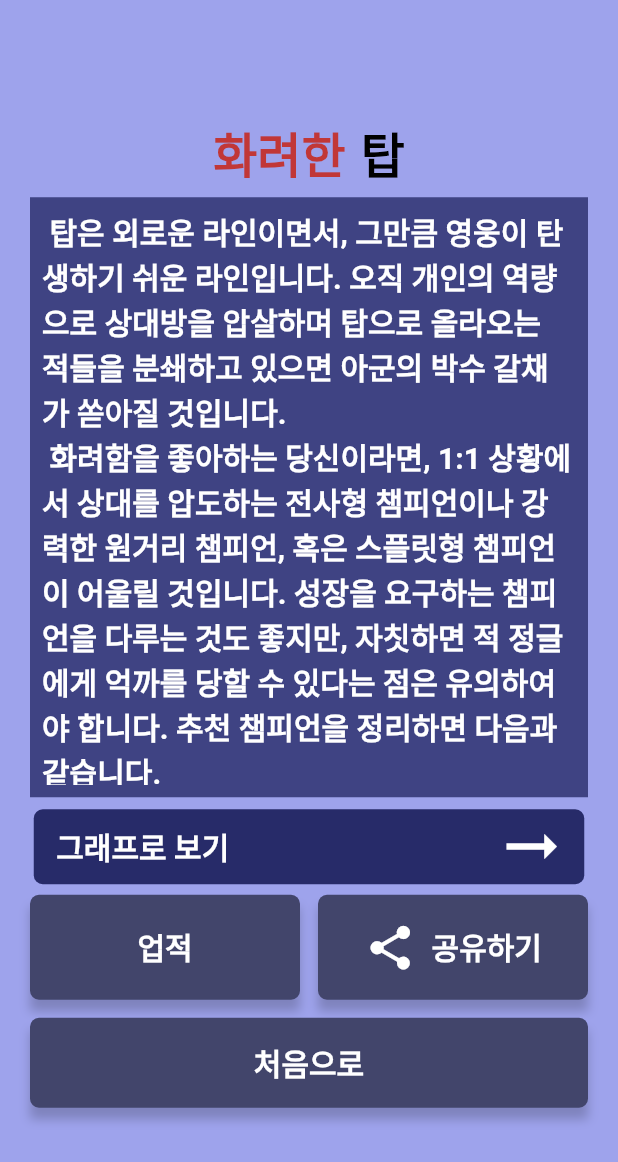
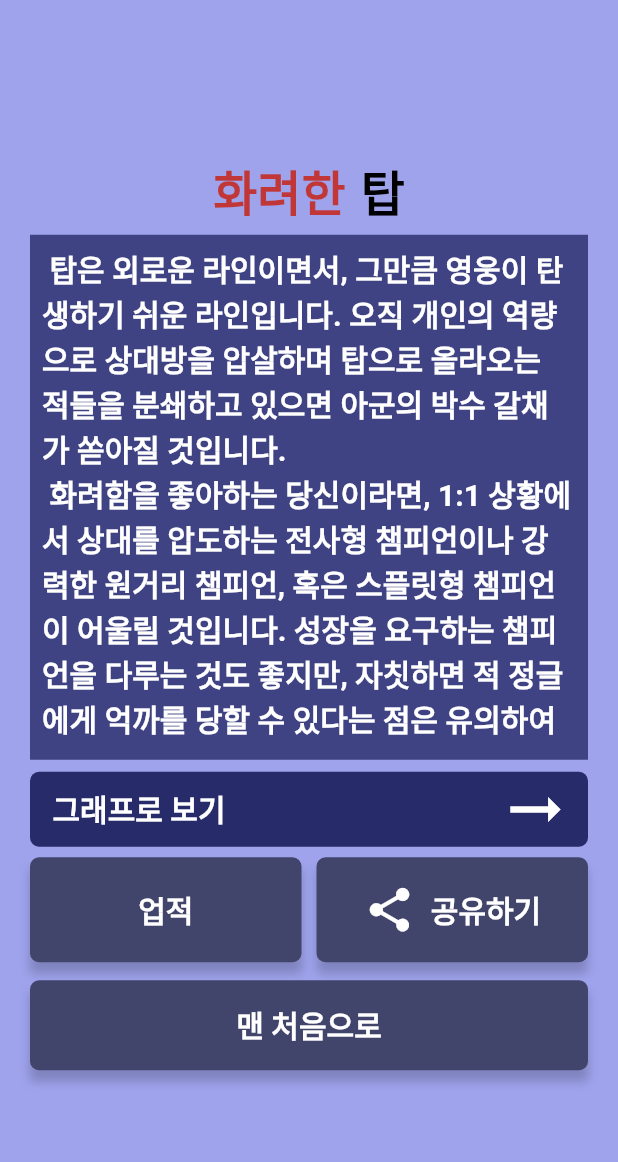
Before and after one commit to gns0170/flutter_app_7, a Flutter app: the ResultContext screen opened directly with sample values from the repository, after a tap on "업적", on a phone screen of 412 x 824 dp. Shown: the top 1162 px of the screen. Run offline on Flutter 3.47's test engine with Material 2 defaults, Android fonts, the phone set to English and light mode, and no system bars; our stand-ins replace charts_flutter, google_mobile_ads, share_plus, shared_preferences; accounts and stored records are empty; network calls fail.

Commit message:
5/4, result layout

```diff
--- a/lib/screens/result/result_context.dart
+++ b/lib/screens/result/result_context.dart
@@ -29,7 +29,7 @@ class _ResultContextState extends State<ResultContext> {
         body: centerColumn([
       shownResultTitle,
       const SizedBox(height: 6),
-      views(shownResultText, context, 400),
+      views(shownResultText, context, 350),
       const SizedBox(height: 8),
       DarkerButton(
           text: '그래프로 보기',
@@ -47,6 +47,7 @@ dynamic shareResult() {
   return Share.share("example\nhttps://example.com");
 }
 
+//버튼 모음
 Widget buttons(context) {
   return Column(
     children: [
@@ -60,13 +61,13 @@ Widget buttons(context) {
               onPressed: () {
                 Navigator.pushNamed(context, '/achievement');
               },
-              width: 180,
+              width: (MediaQuery.of(context).size.width - 50) / 2,
               height: 70),
-          const Spacer(flex: 1),
+          const SizedBox(width: 10),
           DarkButton(
               text: "공유하기",
               onPressed: () => shareResult(),
-              width: 180,
+              width: (MediaQuery.of(context).size.width - 50) / 2,
               height: 70,
               icon: Icons.share),
           const SizedBox(width: 20),
@@ -74,7 +75,7 @@ Widget buttons(context) {
       ),
       const SizedBox(height: 5),
       DarkButton(
-          text: "처음으로",
+          text: "맨 처음으로",
           onPressed: () {
             Navigator.pop(context);
           }),
--- a/lib/widgets/button.dart
+++ b/lib/widgets/button.dart
@@ -138,7 +138,7 @@ class _DarkerButton extends State<DarkerButton> {
     } else {
       width = widget.width is double
           ? widget.width
-          : (MediaQuery.of(context).size.width - 45);
+          : (MediaQuery.of(context).size.width - 40);
     }
     if (widget.height is int) {
       height = widget.height.toDouble();
@@ -176,7 +176,8 @@ class _DarkerButton extends State<DarkerButton> {
         borderRadius: BorderRadius.circular(6),
         child: InkWell(
           onTap: widget.onPressed,
-          child: Row(
+          child: widget.icon != null || widget.iconDetail != null
+              ? Row(
                   children: [
                     const SizedBox(
                       width: 15,
@@ -193,6 +194,17 @@ class _DarkerButton extends State<DarkerButton> {
                     const Spacer(flex: 1),
                     iconSwitch(),
                   ],
+                )
+              : Center(
+                  child: Text(
+                    widget.text,
+                    style: widget.fontStyle ??
+                        const TextStyle(
+                          color: Colors.white,
+                          fontSize: 20.0,
+                          fontWeight: FontWeight.bold,
+                        ),
+                  ),
                 ),
         ),
       ),
```
Also changed, not shown: lib/screens/home.dart (+11 -2 lines), lib/screens/result/result_graph1.dart (+8 -1 lines), lib/screens/result/result_graph2.dart (+7 -0 lines). Lines whose indentation alone changed are shown as unchanged.
